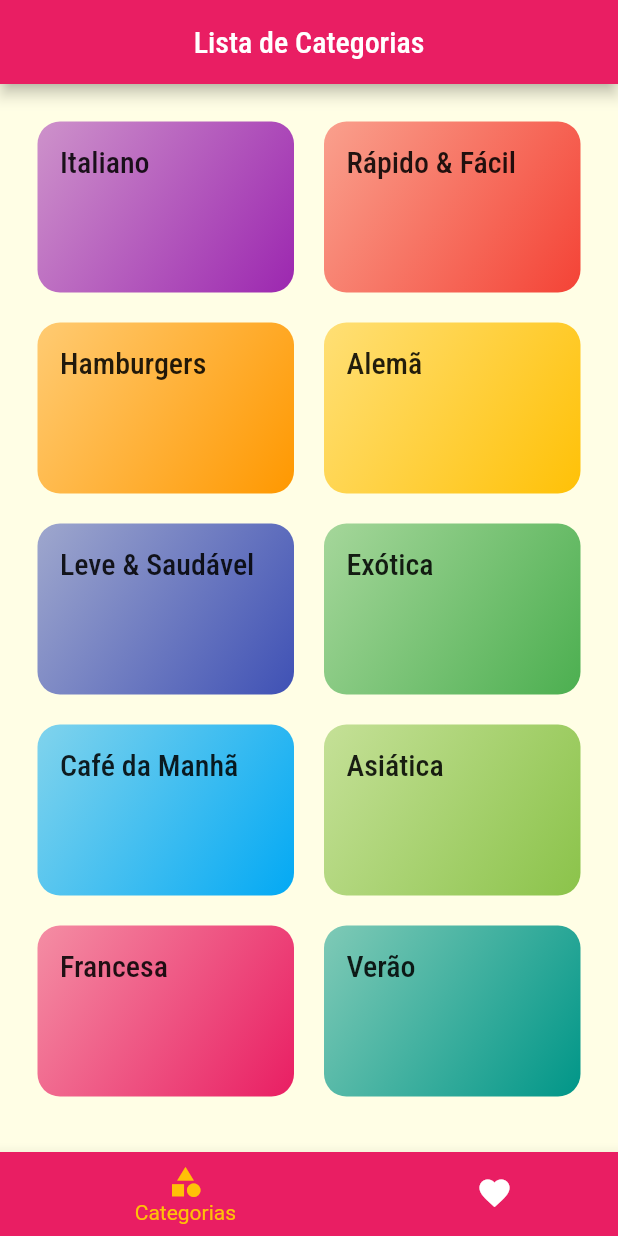
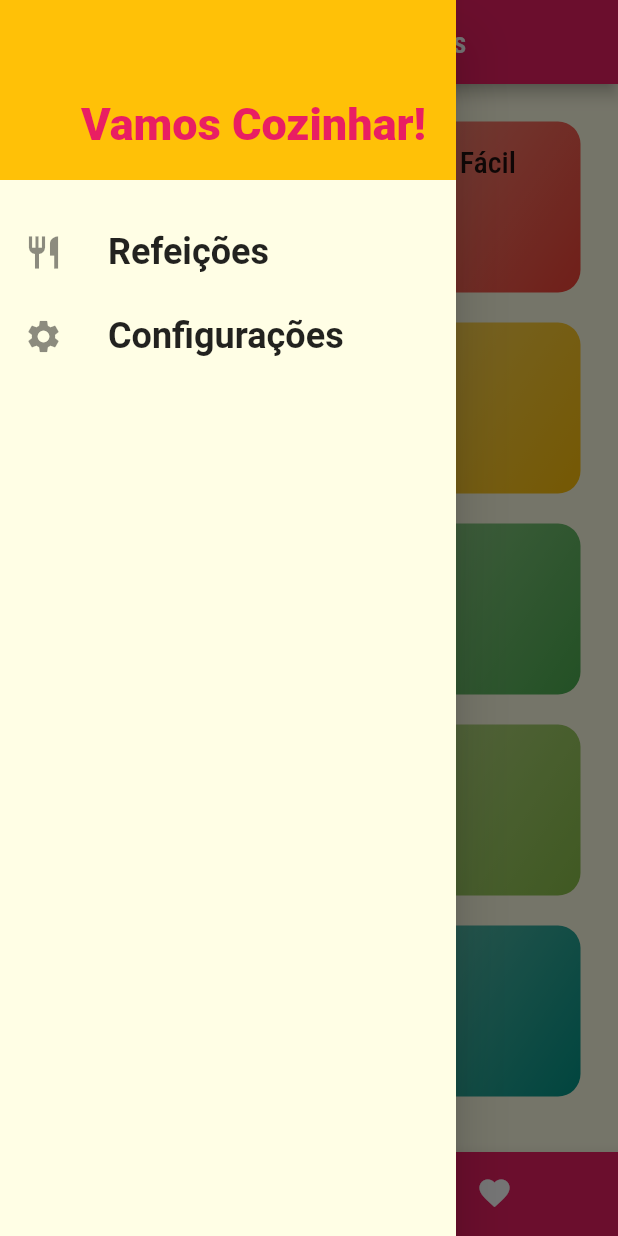
Before and after one commit to huayans/flutter_comidas, a Flutter app: the screen it shows after launch, with the side drawer open (before the commit the screen has no drawer), on a phone screen of 412 x 824 dp. Run offline on Flutter 3.47's test engine with Material 2 defaults, Android fonts, the phone set to English and light mode, and no system bars; Roboto replaces fonts that are missing (RobotoCondensend).

Commit message:
adicionando o Drawer

```diff
--- /dev/null
+++ b/my_app/lib/components/main_drawer.dart
@@ -0,0 +1,55 @@
+import 'package:flutter/material.dart';
+import 'package:flutter/src/widgets/framework.dart';
+import 'package:flutter/src/widgets/placeholder.dart';
+
+class MainDrawer extends StatelessWidget {
+  const MainDrawer({super.key});
+
+  Widget _createItem(IconData icon, String label) {
+    return ListTile(
+      leading: Icon(
+        icon,
+        size: 26,
+      ),
+      title: Text(
+        label,
+        style: const TextStyle(
+          fontFamily: 'RobotoCondensend',
+          fontSize: 24,
+          fontWeight: FontWeight.bold,
+        ),
+      ),
+      onTap: () {},
+    );
+  }
+
+  @override
+  Widget build(BuildContext context) {
+    return Drawer(
+      child: Column(
+        children: [
+          Container(
+            height: 120,
+            width: double.infinity,
+            padding: EdgeInsets.all(20),
+            color: Theme.of(context).colorScheme.secondary,
+            alignment: Alignment.bottomRight,
+            child: Text(
+              'Vamos Cozinhar!',
+              style: TextStyle(
+                fontWeight: FontWeight.w900,
+                fontSize: 30,
+                color: Theme.of(context).primaryColor,
+              ),
+            ),
+          ),
+          const SizedBox(
+            height: 20,
+          ),
+          _createItem(Icons.restaurant, 'Refeições'),
+          _createItem(Icons.settings, 'Configurações'),
+        ],
+      ),
+    );
+  }
+}
--- a/my_app/lib/screens/tabs_screen.dart
+++ b/my_app/lib/screens/tabs_screen.dart
@@ -1,6 +1,7 @@
 import 'package:flutter/material.dart';
 import 'categories_screen.dart';
 import 'favorite_screen.dart';
+import '../components/main_drawer.dart';
 
 class TabsScreen extends StatefulWidget {
   const TabsScreen({super.key});
@@ -30,6 +31,7 @@ class _TabsScreenState extends State<TabsScreen> {
           child: Text(_screens[_selectedScreenIndex]['title'] as String),
         ),
       ),
+      drawer: MainDrawer(),
       body: _screens[_selectedScreenIndex]['screen'] as Widget,
       bottomNavigationBar: BottomNavigationBar(
         onTap: _selectedScreen,
```
